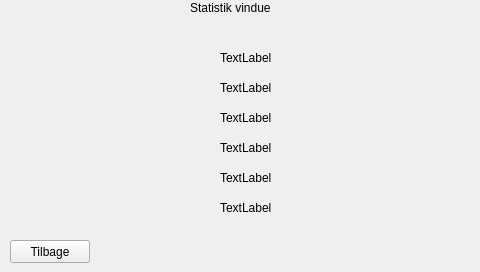
This is GUI_Nikolai/statistik.ui in EITPRJ3/GUI_Software as Qt 5 draws it before an edit. The edited form follows.
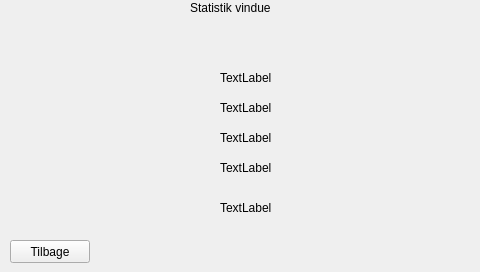
This is the edited form.

Commit message: Fjernet favorit i statistik

The edit to the form file:
```diff
--- a/GUI_Nikolai/statistik.ui
+++ b/GUI_Nikolai/statistik.ui
@@ -43,7 +43,7 @@
    <property name="geometry">
     <rect>
      <x>220</x>
-     <y>110</y>
+     <y>130</y>
      <width>271</width>
      <height>16</height>
     </rect>
@@ -56,7 +56,7 @@
    <property name="geometry">
     <rect>
      <x>220</x>
-     <y>80</y>
+     <y>100</y>
      <width>271</width>
      <height>16</height>
     </rect>
@@ -69,7 +69,7 @@
    <property name="geometry">
     <rect>
      <x>220</x>
-     <y>50</y>
+     <y>70</y>
      <width>271</width>
      <height>16</height>
     </rect>
@@ -82,20 +82,7 @@
    <property name="geometry">
     <rect>
      <x>220</x>
-     <y>140</y>
-     <width>271</width>
-     <height>16</height>
-    </rect>
-   </property>
-   <property name="text">
-    <string>TextLabel</string>
-   </property>
-  </widget>
-  <widget class="QLabel" name="FavoriteLabel">
-   <property name="geometry">
-    <rect>
-     <x>220</x>
-     <y>170</y>
+     <y>160</y>
      <width>271</width>
      <height>16</height>
     </rect>
@@ -108,7 +95,7 @@
    <property name="geometry">
     <rect>
      <x>190</x>
-     <y>80</y>
+     <y>100</y>
      <width>16</width>
      <height>16</height>
     </rect>
@@ -121,7 +108,7 @@
    <property name="geometry">
     <rect>
      <x>190</x>
-     <y>140</y>
+     <y>160</y>
      <width>16</width>
      <height>16</height>
     </rect>
@@ -134,7 +121,7 @@
    <property name="geometry">
     <rect>
      <x>190</x>
-     <y>50</y>
+     <y>70</y>
      <width>16</width>
      <height>16</height>
     </rect>
@@ -147,20 +134,7 @@
    <property name="geometry">
     <rect>
      <x>190</x>
-     <y>110</y>
-     <width>16</width>
-     <height>16</height>
-    </rect>
-   </property>
-   <property name="text">
-    <string/>
-   </property>
-  </widget>
-  <widget class="QLabel" name="FavoriteColor">
-   <property name="geometry">
-    <rect>
-     <x>190</x>
-     <y>170</y>
+     <y>130</y>
      <width>16</width>
      <height>16</height>
     </rect>
```
The commit also changes 12 other files.
